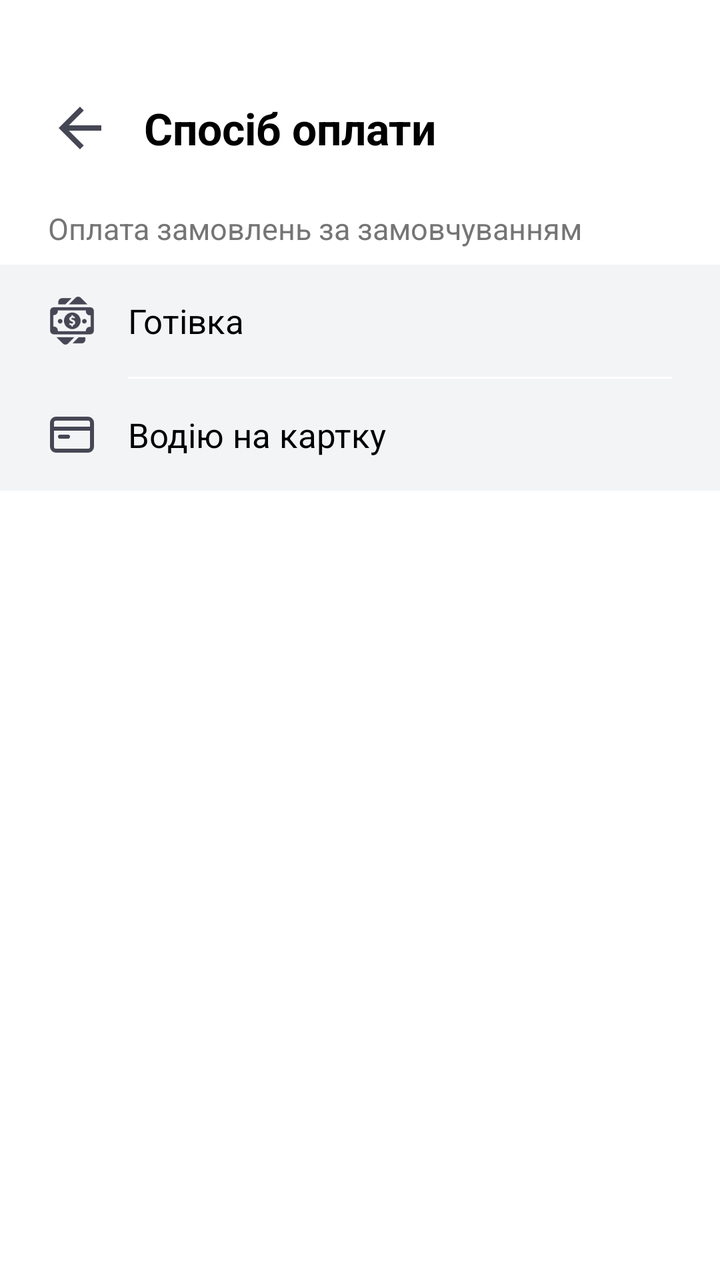
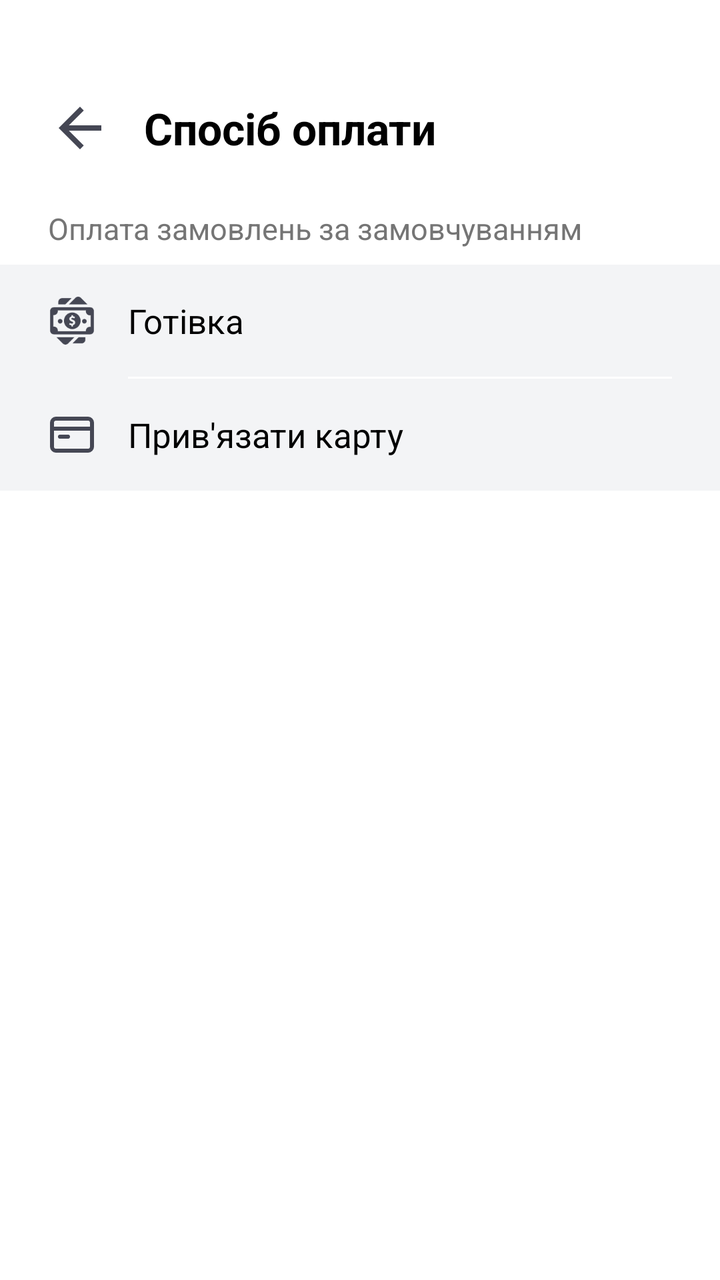

Before-and-after screenshots of an Android layout around one commit, followed by the original layout XML and the change that was made.
<!-- AndroidManifest.xml: application theme Theme.ClientApp -->
<!-- res/layout/activity_payment.xml -->
<?xml version="1.0" encoding="utf-8"?>
<LinearLayout xmlns:android="http://schemas.android.com/apk/res/android"
    xmlns:app="http://schemas.android.com/apk/res-auto"
    android:layout_width="match_parent"
    android:layout_height="match_parent"
    android:orientation="vertical"
    android:background="@color/card_background"
    android:paddingTop="48dp"
    android:paddingBottom="24dp">

    <RelativeLayout
        android:layout_width="match_parent"
        android:layout_height="wrap_content"
        android:layout_marginBottom="24dp"
        android:layout_marginHorizontal="24dp">

        <ImageView
            android:id="@+id/btn_back"
            android:layout_width="32dp"
            android:layout_height="32dp"
            android:src="@drawable/ic_arrow_back_black"
            android:background="?attr/selectableItemBackgroundBorderless"
            android:clickable="true"
            android:focusable="true"
            app:tint="@color/text_primary"
            android:layout_centerVertical="true"
            android:layout_alignParentStart="true"/>

        <TextView
            android:layout_width="wrap_content"
            android:layout_height="wrap_content"
            android:text="@string/payment_method_title"
            android:textSize="22sp"
            android:textStyle="bold"
            android:textColor="?attr/colorOnBackground"
            android:layout_centerVertical="true"
            android:layout_toEndOf="@id/btn_back"
            android:layout_marginStart="16dp"/>
    </RelativeLayout>

    <TextView
        android:layout_width="match_parent"
        android:layout_height="wrap_content"
        android:text="@string/payment_method_subtitle"
        android:textColor="@color/text_hint"
        android:textSize="15sp"
        android:textStyle="normal"
        android:layout_marginBottom="8dp"
        android:layout_marginHorizontal="24dp"/>

    <androidx.cardview.widget.CardView
        android:layout_width="match_parent"
        android:layout_height="wrap_content"
        android:layout_marginHorizontal="0dp"
        app:cardCornerRadius="0dp"
        app:cardElevation="0dp"
        app:cardBackgroundColor="@color/menu_background_color">

        <LinearLayout
            android:layout_width="match_parent"
            android:layout_height="wrap_content"
            android:orientation="vertical">

            <LinearLayout
                android:id="@+id/btn_cash"
                android:layout_width="match_parent"
                android:layout_height="wrap_content"
                android:orientation="horizontal"
                android:paddingVertical="16dp"
                android:paddingHorizontal="24dp"
                android:gravity="center_vertical"
                android:background="?attr/selectableItemBackground"
                android:clickable="true"
                android:focusable="true">

                <ImageView
                    android:id="@+id/iv_cash"
                    android:layout_width="24dp"
                    android:layout_height="24dp"
                    android:src="@drawable/ic_cash"
                    app:tint="@color/text_primary"/>

                <TextView
                    android:layout_width="0dp"
                    android:layout_height="wrap_content"
                    android:layout_weight="1"
                    android:text="@string/payment_cash"
                    android:textSize="17sp"
                    android:textColor="?attr/colorOnBackground"
                    android:layout_marginStart="16dp"/>

                <ImageView
                    android:id="@+id/iv_check_cash"
                    android:layout_width="24dp"
                    android:layout_height="24dp"
                    android:src="@drawable/ic_check_blue"
                    android:visibility="gone"/>
            </LinearLayout>

            <View
                android:layout_width="match_parent"
                android:layout_height="1dp"
                android:background="@color/card_background"
                android:layout_marginStart="64dp"
                android:layout_marginEnd="24dp"/>

            <LinearLayout
                android:id="@+id/btn_card"
                android:layout_width="match_parent"
                android:layout_height="wrap_content"
                android:orientation="horizontal"
                android:paddingVertical="16dp"
                android:paddingHorizontal="24dp"
                android:gravity="center_vertical"
                android:background="?attr/selectableItemBackground"
                android:clickable="true"
                android:focusable="true">

                <ImageView
                    android:id="@+id/iv_card"
                    android:layout_width="24dp"
                    android:layout_height="24dp"
                    android:src="@drawable/ic_card"
                    app:tint="@color/text_primary"/>

                <TextView
                    android:layout_width="0dp"
                    android:layout_height="wrap_content"
                    android:layout_weight="1"
                    android:text="@string/payment_card"
                    android:textSize="17sp"
                    android:textColor="?attr/colorOnBackground"
                    android:layout_marginStart="16dp"/>

                <ImageView
                    android:id="@+id/iv_check_card"
                    android:layout_width="24dp"
                    android:layout_height="24dp"
                    android:src="@drawable/ic_check_blue"
                    android:visibility="gone"/>
            </LinearLayout>

        </LinearLayout>
    </androidx.cardview.widget.CardView>

</LinearLayout>
<!-- resources referenced by this layout -->
<resources>
  <color name="card_background">#fff</color>
  <color name="menu_background_color">#F3F4F6</color>
  <color name="text_hint">#757575</color>
  <color name="text_primary">#454754</color>
  <!-- drawable ic_arrow_back_black (drawable) -->
  <vector xmlns:android="http://schemas.android.com/apk/res/android"
      android:width="24dp"
      android:height="24dp"
      android:viewportWidth="24"
      android:viewportHeight="24"
      android:tint="?attr/colorOnSurface">
      <path android:fillColor="@android:color/white" android:pathData="M20,11H7.83l5.59,-5.59L12,4l-8,8l8,8l1.41,-1.41L7.83,13H20v-2z"/>
  </vector>
  <!-- drawable ic_card (drawable) -->
  <vector xmlns:android="http://schemas.android.com/apk/res/android"
      android:width="24dp"
      android:height="24dp"
      android:viewportWidth="24"
      android:viewportHeight="24">
  
      <path
          android:pathData="M20,4H4C2.9,4 2,4.9 2,6V18C2,19.1 2.9,20 4,20H20C21.1,20 22,19.1 22,18V6C22,4.9 21.1,4 20,4Z"
          android:strokeColor="#FF000000"
          android:strokeWidth="2"
          android:strokeLineJoin="round"
          android:strokeLineCap="round"
          android:fillColor="#00000000" /> <path
          android:pathData="M2,9h20"
          android:strokeColor="#FF000000"
          android:strokeWidth="2"
          android:strokeLineCap="round"/>
  
      <path
          android:pathData="M6,13h4"
          android:strokeColor="#FF000000"
          android:strokeWidth="2"
          android:strokeLineCap="round"/>
  
  </vector>
  <!-- drawable ic_cash: vector/xml drawable (drawable, 2735 chars, omitted) -->
  <!-- drawable ic_check_blue (drawable) -->
  <vector xmlns:android="http://schemas.android.com/apk/res/android"
      android:width="24dp"
      android:height="24dp"
      android:viewportWidth="24"
      android:viewportHeight="24"
      android:tint="@color/text_primary">
      <path
          android:fillColor="@android:color/white"
          android:pathData="M9,16.17L4.83,12l-1.42,1.41L9,19 21,7 19.59,5.59z" />
  </vector>
  <string name="payment_card">Водію на картку</string>
  <string name="payment_cash">Готівка</string>
  <string name="payment_method_subtitle">Оплата замовлень за замовчуванням</string>
  <string name="payment_method_title">Спосіб оплати</string>
  <style name="Theme.ClientApp" parent="Theme.MaterialComponents.DayNight.NoActionBar">
          <item name="colorPrimary">#FACC15</item> <item name="colorPrimaryVariant">#EAB308</item>
          <item name="colorOnPrimary">#222426</item> <item name="colorSecondary">#222426</item>
          <item name="colorOnSecondary">#FFFFFF</item>
  
          <item name="android:windowBackground">#FFFFFF</item>
          <item name="colorSurface">#FFFFFF</item>
          <item name="colorOnSurface">#222426</item> <item name="android:statusBarColor">#FFFFFF</item>
          <item name="android:windowLightStatusBar">true</item>
      </style>
</resources>

<!-- the commit's change to res/layout/activity_payment.xml (unified diff, before → after) -->
@@ -124,13 +124,25 @@
                     app:tint="@color/text_primary"/>
 
                 <TextView
+                    android:id="@+id/tv_card_title"
                     android:layout_width="0dp"
                     android:layout_height="wrap_content"
                     android:layout_weight="1"
-                    android:text="@string/payment_card"
+                    android:text="@string/bind_card"
                     android:textSize="17sp"
                     android:textColor="?attr/colorOnBackground"
                     android:layout_marginStart="16dp"/>
+
+                
+                <ImageView
+                    android:id="@+id/iv_unbind_card"
+                    android:layout_width="24dp"
+                    android:layout_height="24dp"
+                    android:layout_marginEnd="16dp"
+                    android:src="@drawable/ic_close_small"
+                    app:tint="@color/text_hint"
+                    android:visibility="gone"
+                    android:background="?attr/selectableItemBackgroundBorderless"/>
 
                 <ImageView
                     android:id="@+id/iv_check_card"
<!-- resource entries referenced after the edit -->
@@ -51,7 +51,17 @@
           android:fillColor="@android:color/white"
           android:pathData="M9,16.17L4.83,12l-1.42,1.41L9,19 21,7 19.59,5.59z" />
   </vector>
-  <string name="payment_card">Водію на картку</string>
+  <!-- drawable ic_close_small (drawable) -->
+  <vector xmlns:android="http://schemas.android.com/apk/res/android"
+      android:width="24dp"
+      android:height="24dp"
+      android:viewportWidth="24"
+      android:viewportHeight="24">
+      <path
+          android:fillColor="#000000"
+          android:pathData="M19,6.41L17.59,5 12,10.59 6.41,5 5,6.41 10.59,12 5,17.59 6.41,19 12,13.41 17.59,19 19,17.59 13.41,12z"/>
+  </vector>
+  <string name="bind_card">Прив\'язати карту</string>
   <string name="payment_cash">Готівка</string>
   <string name="payment_method_subtitle">Оплата замовлень за замовчуванням</string>
   <string name="payment_method_title">Спосіб оплати</string>
